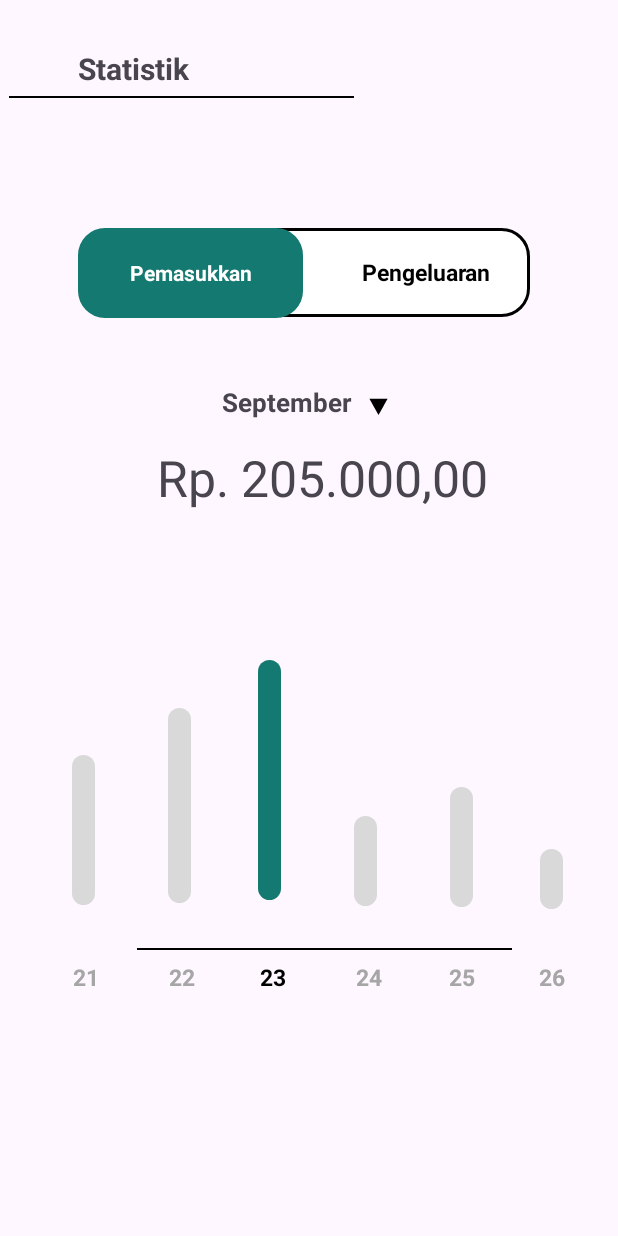
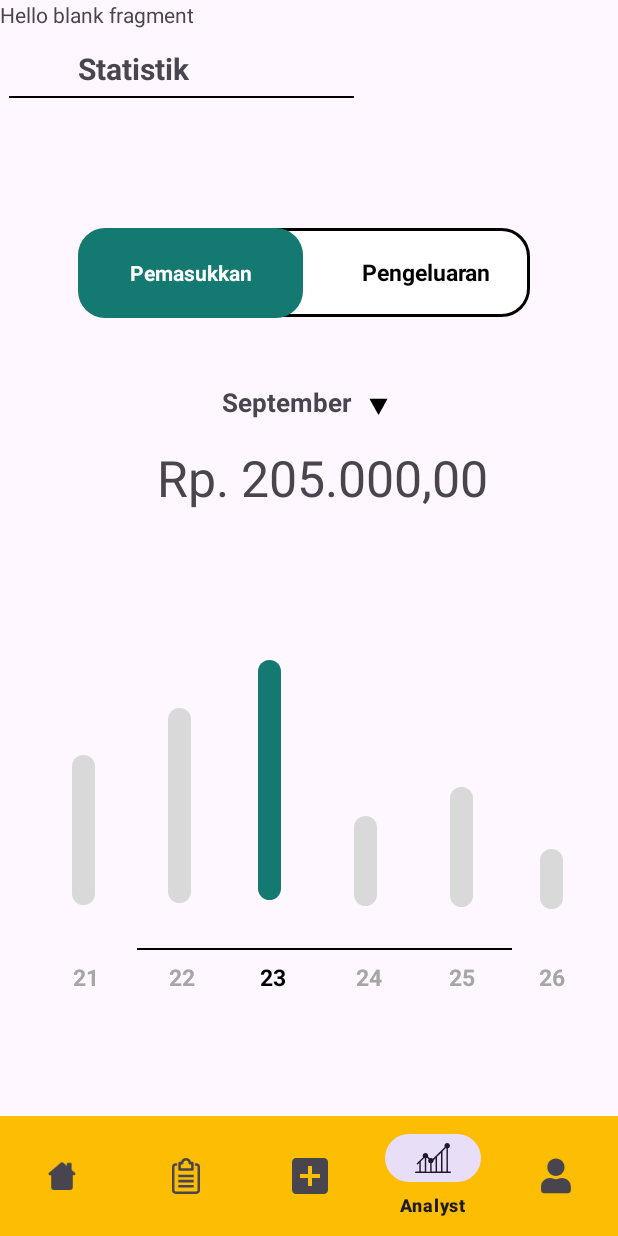
Before and after one commit to Ftih07/MoneyMent, an Android app: the Statistik screen opened directly, with no data from a screen before it, on a phone screen of 412 x 824 dp. Run offline under Robolectric (Android 15) with nearby library versions, the phone set to English and light mode, and no system bars.

Commit message:
Intent All View

```diff
--- a/app/src/main/java/com/naufal/moneyment/Statistik.kt
+++ b/app/src/main/java/com/naufal/moneyment/Statistik.kt
@@ -1,20 +1,59 @@
 package com.naufal.moneyment
 
+import android.content.Intent
 import android.os.Bundle
 import androidx.activity.enableEdgeToEdge
 import androidx.appcompat.app.AppCompatActivity
 import androidx.core.view.ViewCompat
 import androidx.core.view.WindowInsetsCompat
+import androidx.fragment.app.Fragment
+import com.naufal.moneyment.databinding.ActivityProfileBinding
+import com.naufal.moneyment.databinding.ActivityStatistikBinding
 
 class Statistik : AppCompatActivity() {
+    private lateinit var binding: ActivityStatistikBinding
+
     override fun onCreate(savedInstanceState: Bundle?) {
         super.onCreate(savedInstanceState)
+        binding = ActivityStatistikBinding.inflate(layoutInflater)
+        setContentView(binding.root)
         enableEdgeToEdge()
-        setContentView(R.layout.activity_statistik)
+//        setContentView(R.layout.activity_statistik)
         ViewCompat.setOnApplyWindowInsetsListener(findViewById(R.id.main)) { v, insets ->
             val systemBars = insets.getInsets(WindowInsetsCompat.Type.systemBars())
             v.setPadding(systemBars.left, systemBars.top, systemBars.right, systemBars.bottom)
             insets
         }
+
+        val secondFragment=SecondFragment()
+        val fourthFragment=FourthFragment()
+
+        setCurrentFragment(fourthFragment)
+        binding.bottomNavigationView.selectedItemId = R.id.analyst
+        binding.bottomNavigationView.setOnItemSelectedListener {
+            when (it.itemId) {
+                R.id.home -> {
+                    val intent = Intent(this, Home::class.java)
+                    startActivity(intent)
+                }
+                R.id.note -> setCurrentFragment(secondFragment)
+                R.id.add -> {
+                    val intent = Intent(this, Catat::class.java)
+                    startActivity(intent)
+                }
+                R.id.analyst -> setCurrentFragment(fourthFragment)
+                R.id.user -> {
+                    val intent = Intent(this, Profile::class.java)
+                    startActivity(intent)
+                }
+            }
+            true
+        }
     }
+
+    private fun setCurrentFragment(fragment: Fragment) =
+        supportFragmentManager.beginTransaction().apply {
+            replace(R.id.flFragment, fragment)
+            commit()
+        }
 }
--- a/app/src/main/res/layout/activity_statistik.xml
+++ b/app/src/main/res/layout/activity_statistik.xml
@@ -19,6 +19,7 @@
         app:layout_constraintTop_toTopOf="parent" />
 
     <View
+        android:id="@+id/view3"
         android:layout_width="230dp"
         android:layout_height="1dp"
         android:layout_marginTop="64dp"
@@ -30,6 +31,7 @@
 
 
     <View
+        android:id="@+id/view2"
         android:layout_width="250dp"
         android:layout_height="1dp"
         android:layout_marginTop="632dp"
@@ -241,6 +243,7 @@
         app:layout_constraintVertical_bias="0.798" />
 
     <View
+        android:id="@+id/view"
         android:layout_width="15dp"
         android:layout_height="160dp"
         android:layout_marginStart="172dp"
@@ -260,5 +263,27 @@
         app:layout_constraintTop_toTopOf="parent"
         app:layout_constraintVertical_bias="0.722" />
 
+    <FrameLayout
+        android:id="@+id/flFragment"
+        android:layout_width="0dp"
+        android:layout_height="0dp"
+        app:layout_constraintBottom_toTopOf="@+id/bottomNavigationView"
+        app:layout_constraintEnd_toEndOf="parent"
+        app:layout_constraintStart_toStartOf="parent"
+        app:layout_constraintTop_toTopOf="parent">
+
+    </FrameLayout>
+
+    <com.google.android.material.bottomnavigation.BottomNavigationView
+        android:id="@+id/bottomNavigationView"
+        android:layout_width="match_parent"
+        android:layout_height="wrap_content"
+        android:background="#FCBD02"
+        app:backgroundTint="@null"
+        app:layout_constraintBottom_toBottomOf="parent"
+        app:layout_constraintEnd_toEndOf="parent"
+        app:layout_constraintHorizontal_bias="0.5"
+        app:layout_constraintStart_toStartOf="parent"
+        app:menu="@menu/bottom_nav_menu"/>
 
 </androidx.constraintlayout.widget.ConstraintLayout>
```
Also changed, not shown: app/src/main/java/com/naufal/moneyment/Catat.kt (+40 -1 lines), app/src/main/java/com/naufal/moneyment/Home.kt (+12 -3 lines), app/src/main/java/com/naufal/moneyment/Profile.kt (+39 -1 lines), app/src/main/res/layout/activity_catat.xml (+23 -0 lines).
